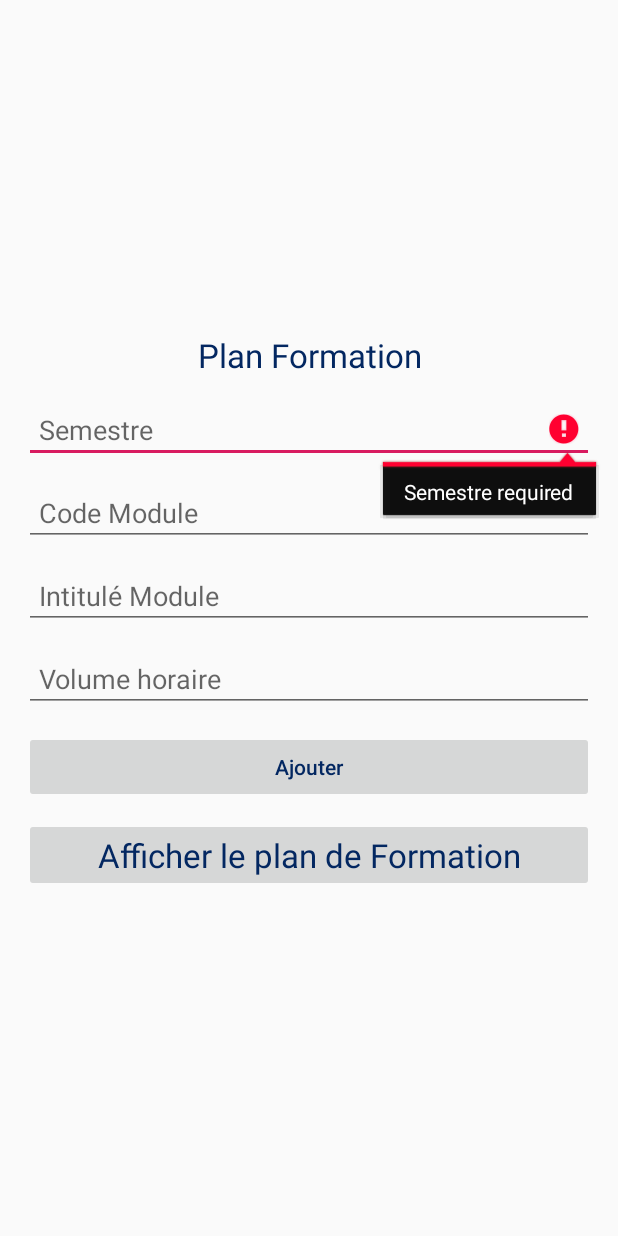
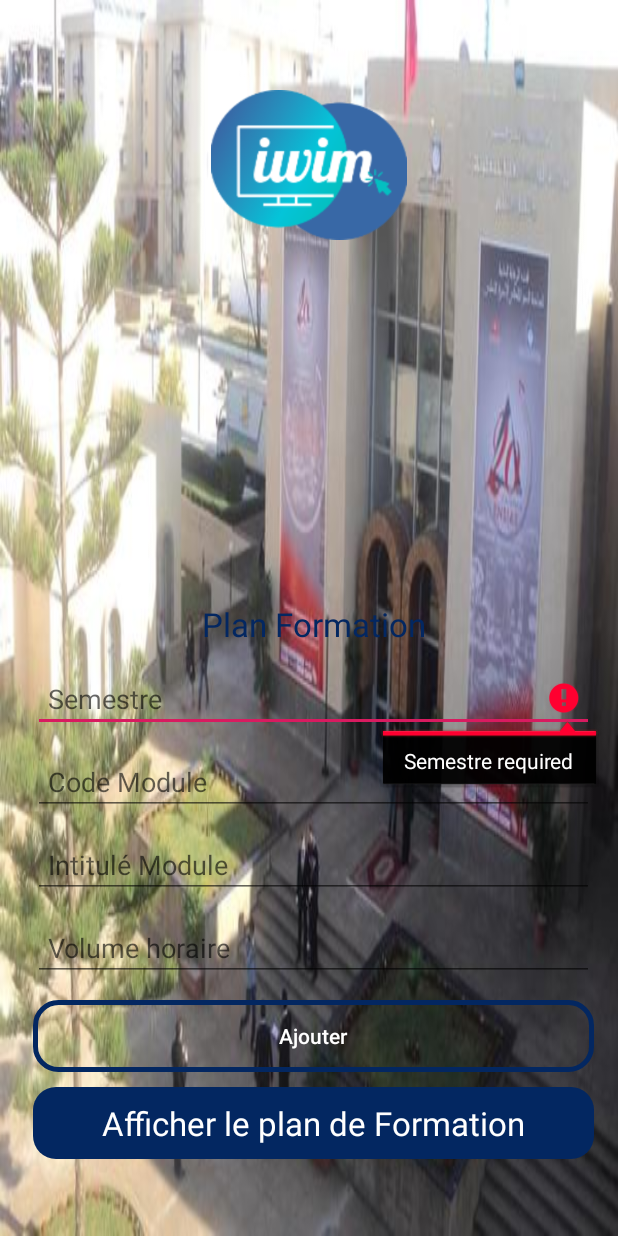
Before and after one commit to Chadiii/Projet_Mobile, an Android app: the MainActivity1 screen opened directly, with no data from a screen before it, after a tap on "Ajouter", on a phone screen of 412 x 824 dp. Run offline under Robolectric (Android 15) with nearby library versions, the phone set to English and light mode, and no system bars; our stand-ins replace Firebase (no records; nobody signed in at launch, a user with empty details on screens opened directly).

Commit message:
Plan de formation_Update

```diff
--- a/app/src/main/AndroidManifest.xml
+++ b/app/src/main/AndroidManifest.xml
@@ -29,7 +29,7 @@
         <activity android:name=".activity.emploi.SecondweekActivity" />
         <activity android:name=".activity.emploi.DetaildayconsultActivity" />
         <activity android:name=".activity.PlanDeFormation.MainActivity1" />
-        <activity android:name=".activity.PlanDeFormation.ProductsActivity" />
+        <activity android:name=".activity.PlanDeFormation.ModulesActivity" />
         <activity android:name=".MainActivity">
             <intent-filter>
                 <action android:name="android.intent.action.MAIN" />
--- a/app/src/main/java/com/example/projetmobile/activity/PlanDeFormation/MainActivity1.java
+++ b/app/src/main/java/com/example/projetmobile/activity/PlanDeFormation/MainActivity1.java
@@ -10,7 +10,7 @@ import androidx.annotation.NonNull;
 import androidx.appcompat.app.AppCompatActivity;
 
 import com.example.projetmobile.R;
-import com.example.projetmobile.model.Product;
+import com.example.projetmobile.model.Module;
 import com.google.android.gms.tasks.OnFailureListener;
 import com.google.android.gms.tasks.OnSuccessListener;
 import com.google.firebase.firestore.CollectionReference;
@@ -20,11 +20,11 @@ import com.google.firebase.firestore.FirebaseFirestore;
 public class MainActivity1 extends AppCompatActivity implements View.OnClickListener {
 
 
-    private EditText editTextName;
-    private EditText editTextBrand;
-    private EditText editTextDesc;
-    private EditText editTextPrice;
-    private EditText editTextQty;
+
+    private EditText editTextSemestre;
+    private EditText editTextCode;
+    private EditText editTextIntitule;
+    private EditText editTextVolume;
 
     private FirebaseFirestore db;
 
@@ -35,63 +35,63 @@ public class MainActivity1 extends AppCompatActivity implements View.OnClickList
 
         db = FirebaseFirestore.getInstance();
 
-        editTextName = findViewById(R.id.edittext_name);
-        editTextBrand = findViewById(R.id.edittext_brand);
-        editTextDesc = findViewById(R.id.edittext_desc);
-        editTextQty = findViewById(R.id.edittext_qty);
+        editTextSemestre = findViewById(R.id.edittext_semestre);
+        editTextCode = findViewById(R.id.edittext_code);
+        editTextIntitule = findViewById(R.id.edittext_intitule);
+        editTextVolume = findViewById(R.id.edittext_volume);
 
         findViewById(R.id.button_save).setOnClickListener(this);
-        findViewById(R.id.textview_view_products).setOnClickListener(this);
+        findViewById(R.id.textview_view_modules).setOnClickListener(this);
     }
 
-    private boolean hasValidationErrors(String name, String brand, String desc, String qty) {
-        if (name.isEmpty()) {
-            editTextName.setError("Semestre required");
-            editTextName.requestFocus();
+    private boolean hasValidationErrors(String semestre, String code, String intitule, String volume) {
+        if (semestre.isEmpty()) {
+            editTextSemestre.setError("Semestre required");
+            editTextSemestre.requestFocus();
             return true;
         }
 
-        if (brand.isEmpty()) {
-            editTextBrand.setError("Code required");
-            editTextBrand.requestFocus();
+        if (code.isEmpty()) {
+            editTextCode.setError("Code required");
+            editTextCode.requestFocus();
             return true;
         }
 
-        if (desc.isEmpty()) {
-            editTextDesc.setError("Intitulé required");
-            editTextDesc.requestFocus();
+        if (intitule.isEmpty()) {
+            editTextIntitule.setError("Intitulé required");
+            editTextIntitule.requestFocus();
             return true;
         }
 
 
 
-        if (qty.isEmpty()) {
-            editTextQty.setError("Volume required");
-            editTextQty.requestFocus();
+        if (volume.isEmpty()) {
+            editTextVolume.setError("Volume required");
+            editTextVolume.requestFocus();
             return true;
         }
         return false;
     }
 
 
-    private void saveProduct(){
-        String name = editTextName.getText().toString().trim();
-        String brand = editTextBrand.getText().toString().trim();
-        String desc = editTextDesc.getText().toString().trim();
-        String qty = editTextQty.getText().toString().trim();
+    private void saveModule(){
+        String semestre = editTextSemestre.getText().toString().trim();
+        String code = editTextCode.getText().toString().trim();
+        String intitule = editTextIntitule.getText().toString().trim();
+        String volume = editTextVolume.getText().toString().trim();
 
-        if (!hasValidationErrors(name, brand, desc, qty)) {
+        if (!hasValidationErrors(semestre, code, intitule, volume)) {
 
             CollectionReference dbProducts = db.collection("Plan de Formation");
 
-            Product product = new Product(
-                    name,
-                    brand,
-                    desc,
-                    Integer.parseInt(qty)
+            Module module = new Module(
+                    semestre,
+                    code,
+                    intitule,
+                    Integer.parseInt(volume)
             );
 
-            dbProducts.add(product)
+            dbProducts.add(module)
                     .addOnSuccessListener(new OnSuccessListener<DocumentReference>() {
                         @Override
                         public void onSuccess(DocumentReference documentReference) {
@@ -113,10 +113,10 @@ public class MainActivity1 extends AppCompatActivity implements View.OnClickList
 
         switch(v.getId()){
             case R.id.button_save:
-                saveProduct();
+                saveModule();
                 break;
-            case R.id.textview_view_products:
-                startActivity(new Intent(this, ProductsActivity.class));
+            case R.id.textview_view_modules:
+                startActivity(new Intent(this, ModulesActivity.class));
                 break;
         }
 
--- a/app/src/main/res/layout/activity_main1.xml
+++ b/app/src/main/res/layout/activity_main1.xml
@@ -4,13 +4,29 @@
     xmlns:tools="http://schemas.android.com/tools"
     android:layout_width="match_parent"
     android:layout_height="match_parent"
+    android:background="@drawable/ensias"
     tools:context=".activity.PlanDeFormation.MainActivity1">
+
+
+    <ImageView
+        android:id="@+id/app_logo"
+        android:layout_width="300dp"
+        android:layout_height="100dp"
+        android:layout_centerHorizontal="true"
+        android:layout_marginTop="60dp"
+        android:src="@drawable/applogo"
+        />
 
 
     <LinearLayout
         android:layout_width="match_parent"
         android:layout_height="wrap_content"
-        android:layout_centerVertical="true"
+        android:layout_alignParentStart="true"
+        android:layout_alignParentEnd="true"
+        android:layout_alignParentBottom="true"
+        android:layout_marginStart="6dp"
+        android:layout_marginEnd="0dp"
+        android:layout_marginBottom="28dp"
         android:orientation="vertical"
         android:padding="16dp">
 
@@ -24,41 +40,41 @@
             android:textColor="@color/colorPrimaryDark" />
 
         <EditText
-            android:id="@+id/edittext_name"
+            android:id="@+id/edittext_semestre"
             android:layout_width="match_parent"
             android:layout_height="wrap_content"
+            android:layout_marginTop="5dp"
             android:layout_marginBottom="5dp"
-            android:layout_marginTop="5dp"
 
             android:hint="Semestre"
             android:padding="10dp" />
 
         <EditText
-            android:id="@+id/edittext_brand"
+            android:id="@+id/edittext_code"
             android:layout_width="match_parent"
             android:layout_height="wrap_content"
+            android:layout_marginTop="5dp"
             android:layout_marginBottom="5dp"
-            android:layout_marginTop="5dp"
 
             android:hint="Code Module"
             android:padding="10dp" />
 
 
         <EditText
-            android:id="@+id/edittext_desc"
+            android:id="@+id/edittext_intitule"
             android:layout_width="match_parent"
             android:layout_height="wrap_content"
+            android:layout_marginTop="5dp"
             android:layout_marginBottom="5dp"
-            android:layout_marginTop="5dp"
             android:hint="Intitulé Module"
             android:padding="10dp" />
 
         <EditText
-            android:id="@+id/edittext_qty"
+            android:id="@+id/edittext_volume"
             android:layout_width="match_parent"
             android:layout_height="wrap_content"
+            android:layout_marginTop="5dp"
             android:layout_marginBottom="5dp"
-            android:layout_marginTop="5dp"
             android:digits="0123456789"
             android:hint="Volume horaire"
             android:inputType="text"
@@ -69,20 +85,23 @@
             android:layout_width="match_parent"
             android:layout_height="wrap_content"
             android:layout_marginTop="7dp"
+            android:background="@drawable/input_design"
             android:text="Ajouter"
             android:textAllCaps="false"
-            android:textColor="@color/colorPrimaryDark" />
+
+            android:textColor="@android:color/white" />
 
         <Button
-            android:id="@+id/textview_view_products"
+            android:id="@+id/textview_view_modules"
             android:layout_width="match_parent"
             android:layout_height="wrap_content"
+            android:layout_marginTop="10dp"
             android:layout_marginBottom="7dp"
-            android:layout_marginTop="10dp"
+            android:background="@drawable/buttons"
             android:text="Afficher le plan de Formation"
             android:textAlignment="center"
             android:textAppearance="@style/Base.TextAppearance.AppCompat.Large"
-            android:textColor="@color/colorPrimaryDark" />
+            android:textColor="@android:color/white" />
 
 
     </LinearLayout>
```
Also changed, not shown: app/src/main/java/com/example/projetmobile/activity/PlanDeFormation/ModulesActivity.java (renamed from app/src/main/java/com/example/projetmobile/activity/PlanDeFormation/ProductsActivity.java, +7 -7 lines), app/src/main/java/com/example/projetmobile/activity/PlanDeFormation/ModulesAdapter.java (added, +68 -0 lines), app/src/main/java/com/example/projetmobile/activity/PlanDeFormation/ProductsAdapter.java (deleted, +0 -68 lines), app/src/main/java/com/example/projetmobile/model/Module.java (renamed from app/src/main/java/com/example/projetmobile/model/Product.java, +4 -5 lines), app/src/main/res/layout/layout_module.xml (renamed from app/src/main/res/layout/layout_product.xml, +8 -8 lines), app/src/main/res/drawable/ensias.jpg (added), app/src/main/res/drawable/livres.jpg (added), app/src/main/res/layout/activity_modules.xml (renamed from app/src/main/res/layout/activity_products.xml).
